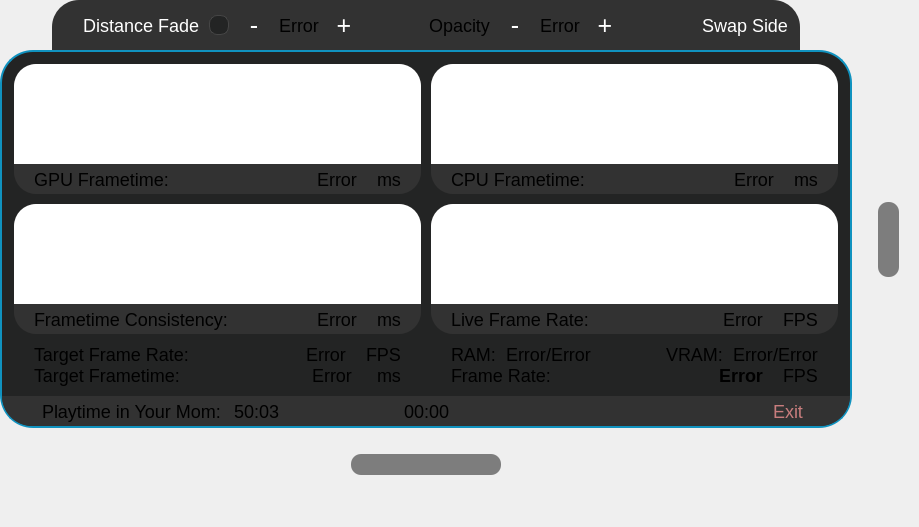
This is src/userinterface/dashboardui.ui in Trixxle/SeamenPerformanceOverlay as Qt 5 draws it before an edit. The edited form follows.
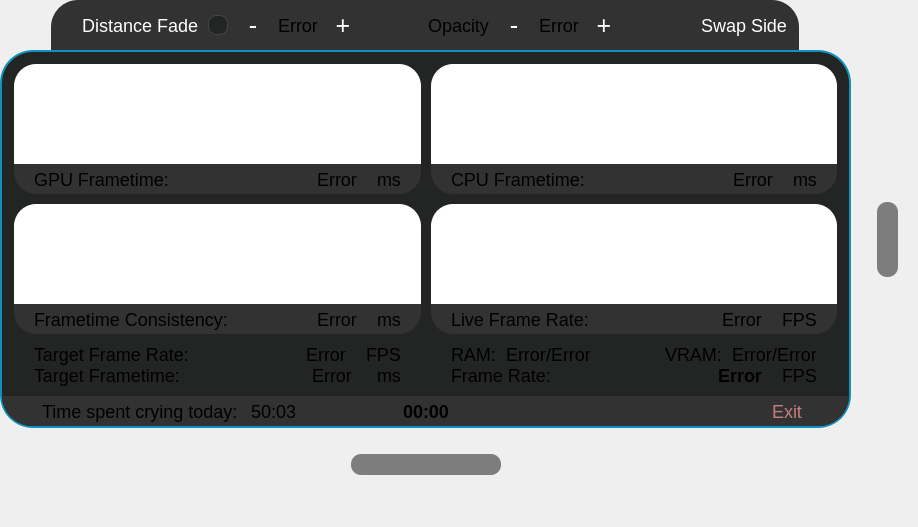
This is the edited form. Custom widgets are drawn as their Qt base class.

Commit message: Fixed memory leaks regarding initiation and termination of the overlay. Fixed bug which made overlay stay in low powered rendering mode when start it with the steam dashboard open. Playtime counter logic is changed to be stable and not reset while switching vrchat worlds. Also now detects game that is playing if the overlay starts while a game is being played. Setting opacity to below 5% now shows 0%. Attempt at disabling CPU spin wait if GPU is busy.

Patch:
```diff
--- a/src/userinterface/dashboardui.ui
+++ b/src/userinterface/dashboardui.ui
@@ -6,7 +6,7 @@
    <rect>
     <x>0</x>
     <y>0</y>
-    <width>919</width>
+    <width>918</width>
     <height>527</height>
    </rect>
   </property>
@@ -98,6 +98,10 @@
 	font-size: 18px;
 }
 
+#clock {
+	font-weight: bold;
+}
+
 /*--- Global Buttons ---*/
 QPushButton {
 	font-size: 18px;
@@ -266,7 +270,7 @@
            <item>
             <widget class="QLabel" name="playTimeTitle">
              <property name="text">
-              <string>Playtime in Your Mom:</string>
+              <string>Time spent crying today:</string>
              </property>
             </widget>
            </item>
```
The commit also changes 6 other files.
